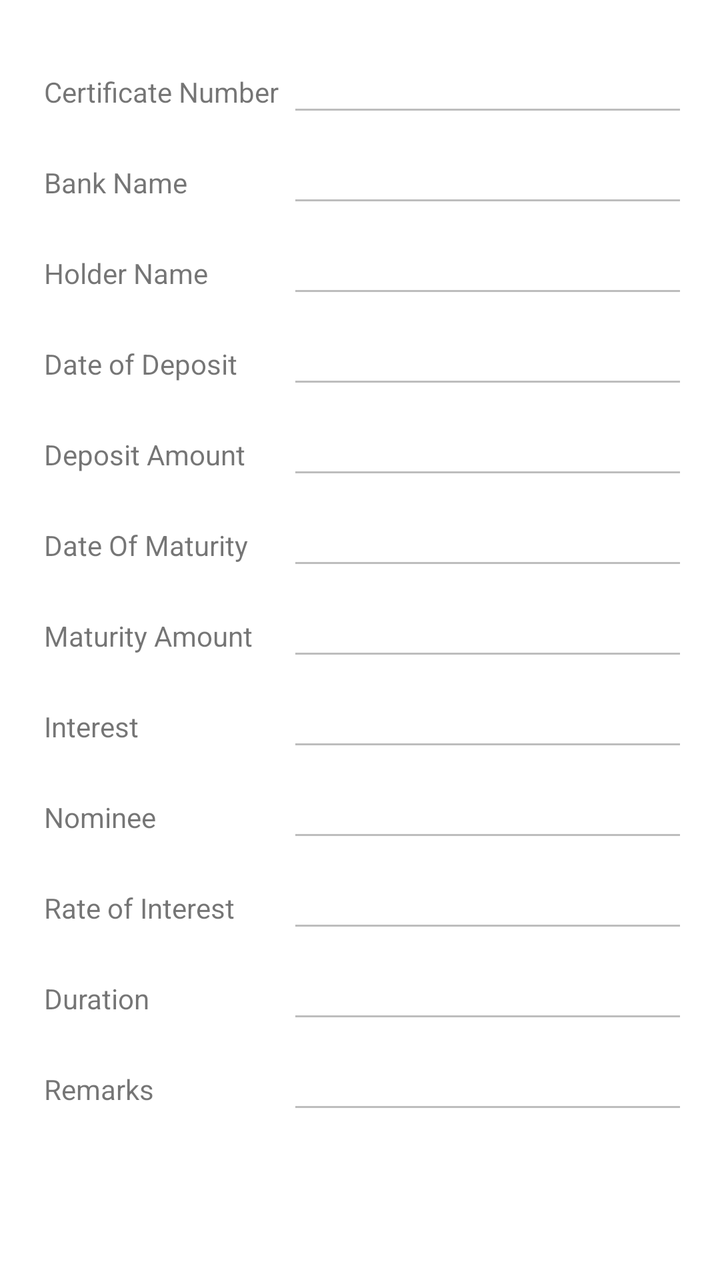
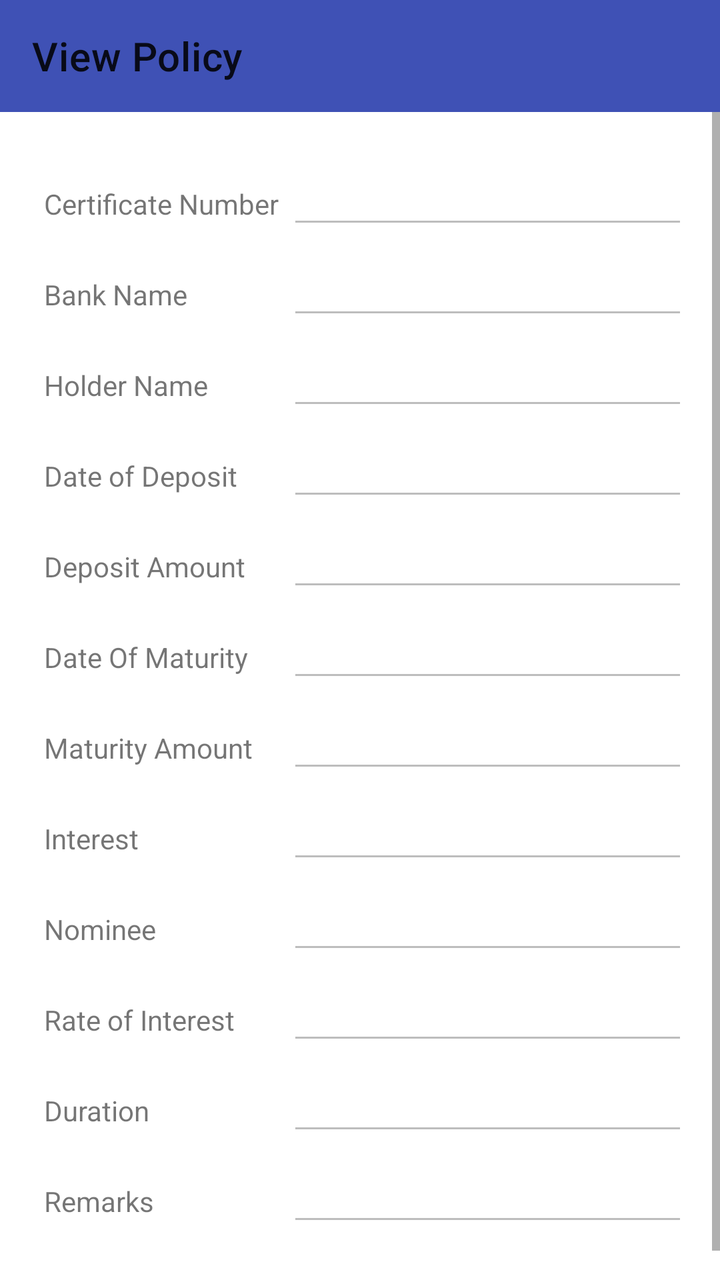

Two renders of the same Android screen: before a commit and after it. Below are the layout's source before the change and the commit's diff.
<!-- AndroidManifest.xml: application theme AppTheme -->
<!-- res/layout/activity_view_policy.xml -->
<?xml version="1.0" encoding="utf-8"?>

<LinearLayout xmlns:android="http://schemas.android.com/apk/res/android"
    xmlns:tools="http://schemas.android.com/tools"
    android:id="@+id/main"
    android:layout_width="match_parent"
    android:layout_height="match_parent"
    android:orientation="vertical"
    android:fitsSystemWindows="true"
    tools:context=".ViewPolicy">

    <ScrollView
        android:layout_width="match_parent"
        android:layout_height="0dp"
        android:layout_weight="1">

        <TableLayout
            android:layout_width="wrap_content"
            android:layout_height="wrap_content"
            android:layout_gravity="center_horizontal"
            android:layout_margin="20dp">

            <TableRow
                android:layout_width="match_parent"
                android:layout_height="match_parent"
                android:visibility="visible">


                <TextView

                    android:layout_width="wrap_content"
                    android:layout_height="wrap_content"
                    android:layout_margin="2dp"
                    android:text="Certificate Number"
                    android:visibility="visible" />

                <EditText
                    android:id="@+id/certificateNumber"
                    android:layout_width="wrap_content"
                    android:layout_height="wrap_content"
                    android:layout_margin="2dp"
                    android:ems="10"
                    android:enabled="false"
                    android:focusable="false"
                    android:textColor="#000"
                    android:inputType="textPersonName"
                    android:visibility="visible" />

            </TableRow>

            <TableRow
                android:layout_width="match_parent"
                android:layout_height="match_parent"
                android:visibility="visible">


                <TextView

                    android:layout_width="wrap_content"
                    android:layout_height="wrap_content"
                    android:layout_margin="2dp"
                    android:text="Bank Name"
                    android:visibility="visible" />

                <EditText
                    android:id="@+id/bankName"
                    android:layout_width="wrap_content"
                    android:layout_height="wrap_content"
                    android:layout_margin="2dp"
                    android:ems="10"
                    android:enabled="false"
                    android:focusable="false"
                    android:textColor="#000"
                    android:inputType="textPersonName"
                    android:visibility="visible" />

            </TableRow>

            <TableRow
                android:layout_width="match_parent"
                android:layout_height="match_parent"
                android:visibility="visible">


                <TextView
                    android:id="@+id/asdasd"
                    android:layout_width="wrap_content"
                    android:layout_height="wrap_content"
                    android:layout_margin="2dp"
                    android:text="Holder Name" />

                <EditText
                    android:id="@+id/holder"
                    android:layout_width="wrap_content"
                    android:layout_height="wrap_content"
                    android:layout_margin="2dp"
                    android:ems="10"
                    android:enabled="false"
                    android:focusable="false"
                    android:textColor="#000"
                    android:inputType="textPersonName" />

            </TableRow>

            <TableRow
                android:layout_width="match_parent"
                android:layout_height="match_parent"
                android:visibility="visible">


                <TextView
                    android:id="@+id/gfsgfg"
                    android:layout_width="wrap_content"
                    android:layout_height="wrap_content"
                    android:layout_margin="2dp"
                    android:text="Date of Deposit" />

                <EditText
                    android:id="@+id/dateOfDeposit"
                    android:layout_width="wrap_content"
                    android:layout_height="wrap_content"
                    android:layout_margin="2dp"
                    android:ems="10"
                    android:enabled="false"
                    android:focusable="false"
                    android:textColor="#000"
                    android:inputType="textPersonName" />

            </TableRow>

            <TableRow
                android:layout_width="match_parent"
                android:layout_height="match_parent"
                android:visibility="visible">


                <TextView

                    android:layout_width="wrap_content"
                    android:layout_height="wrap_content"
                    android:layout_margin="2dp"
                    android:text="Deposit Amount" />

                <EditText
                    android:id="@+id/depositAmount"
                    android:layout_width="wrap_content"
                    android:layout_height="wrap_content"
                    android:layout_margin="2dp"
                    android:ems="10"
                    android:enabled="false"
                    android:focusable="false"
                    android:textColor="#000"
                    android:inputType="number" />

            </TableRow>

            <TableRow
                android:layout_width="match_parent"
                android:layout_height="match_parent">


                <TextView

                    android:layout_width="wrap_content"
                    android:layout_height="wrap_content"
                    android:layout_margin="2dp"
                    android:text="Date Of Maturity" />

                <EditText
                    android:id="@+id/dateOfMaturity"
                    android:layout_width="wrap_content"
                    android:layout_height="wrap_content"
                    android:layout_margin="2dp"
                    android:ems="10"
                    android:focusable="false"
                    android:enabled="false"
                    android:textColor="#000"
                    android:inputType="textPersonName" />

            </TableRow>

            <TableRow
                android:layout_width="match_parent"
                android:layout_height="match_parent">


                <TextView

                    android:layout_width="wrap_content"
                    android:layout_height="wrap_content"
                    android:layout_margin="2dp"
                    android:text="Maturity Amount" />

                <EditText
                    android:id="@+id/maturityAmount"
                    android:layout_width="wrap_content"
                    android:layout_height="wrap_content"
                    android:layout_margin="2dp"
                    android:ems="10"
                    android:enabled="false"
                    android:focusable="false"
                    android:textColor="#000"
                    android:inputType="number" />

            </TableRow>

            <TableRow
                android:layout_width="match_parent"
                android:layout_height="match_parent">


                <TextView

                    android:layout_width="wrap_content"
                    android:layout_height="wrap_content"
                    android:layout_margin="2dp"
                    android:text="Interest" />

                <EditText
                    android:id="@+id/interest"
                    android:layout_width="wrap_content"
                    android:layout_height="wrap_content"
                    android:layout_margin="2dp"
                    android:ems="10"
                    android:textColor="#000"
                    android:enabled="false"
                    android:focusable="false"
                    android:inputType="number" />

            </TableRow>

            <TableRow
                android:layout_width="match_parent"
                android:layout_height="match_parent">


                <TextView

                    android:layout_width="wrap_content"
                    android:layout_height="wrap_content"
                    android:layout_margin="2dp"
                    android:text="Nominee" />

                <EditText
                    android:id="@+id/nominee"
                    android:layout_width="wrap_content"
                    android:layout_height="wrap_content"
                    android:layout_margin="2dp"
                    android:ems="10"
                    android:enabled="false"
                    android:focusable="false"
                    android:textColor="#000"
                    android:inputType="textPersonName" />

            </TableRow>

            <TableRow
                android:layout_width="match_parent"
                android:layout_height="match_parent">


                <TextView

                    android:layout_width="wrap_content"
                    android:layout_height="wrap_content"
                    android:layout_margin="2dp"
                    android:text="Rate of Interest" />

                <EditText
                    android:id="@+id/rateOfInterest"
                    android:layout_width="wrap_content"
                    android:layout_height="wrap_content"
                    android:layout_margin="2dp"
                    android:ems="10"
                    android:enabled="false"
                    android:focusable="false"
                    android:textColor="#000"
                    android:inputType="numberDecimal" />

            </TableRow>

            <TableRow
                android:layout_width="match_parent"
                android:layout_height="match_parent">


                <TextView

                    android:layout_width="wrap_content"
                    android:layout_height="wrap_content"
                    android:layout_margin="2dp"
                    android:text="Duration" />

                <EditText
                    android:id="@+id/durationInt"
                    android:layout_width="wrap_content"
                    android:layout_height="wrap_content"
                    android:layout_margin="2dp"
                    android:ems="10"
                    android:enabled="false"
                    android:textColor="#000"
                    android:focusable="false"
                    android:inputType="numberDecimal" />

            </TableRow>

            <TableRow
                android:layout_width="match_parent"
                android:layout_height="match_parent"
                android:layout_marginBottom="35dp">


                <TextView

                    android:layout_width="wrap_content"
                    android:layout_height="wrap_content"
                    android:layout_margin="2dp"
                    android:text="Remarks" />

                <EditText
                    android:id="@+id/remarks"
                    android:layout_width="wrap_content"
                    android:layout_height="wrap_content"
                    android:layout_margin="2dp"
                    android:ems="10"
                    android:enabled="false"
                    android:textColor="#000"

                    android:focusable="false"
                    android:inputType="textPersonName" />

            </TableRow>

        </TableLayout>

    </ScrollView>

    <Button
        android:id="@+id/save"
        android:layout_width="match_parent"
        android:layout_height="wrap_content"
        android:visibility="gone"
        android:text="Save Policy" />

</LinearLayout>
<!-- resources referenced by this layout -->
<resources>
  <style name="AppTheme" parent="Theme.MaterialComponents.Light.DarkActionBar">
          <item name="colorPrimary">@color/colorPrimary</item>
          <item name="colorPrimaryVariant">@color/colorPrimaryDark</item>
          <item name="colorOnPrimary">@color/white</item>
          <item name="colorSecondary">@color/colorAccent</item>
          <item name="colorSecondaryVariant">@color/colorPrimaryDark</item>
          <item name="colorOnSecondary">@color/white</item>
          <item name="android:statusBarColor">?attr/colorPrimaryVariant</item>
      </style>
  <color name="colorPrimary">#3F51B5</color>
  <color name="colorPrimaryDark">#303F9F</color>
  <color name="white">#FFFFFFFF</color>
  <color name="colorAccent">#3F51B5</color>
</resources>

<!-- the commit's change to res/layout/activity_view_policy.xml (unified diff, before → after) -->
@@ -1,13 +1,21 @@
 <?xml version="1.0" encoding="utf-8"?>
 
 <LinearLayout xmlns:android="http://schemas.android.com/apk/res/android"
+    xmlns:app="http://schemas.android.com/apk/res-auto"
     xmlns:tools="http://schemas.android.com/tools"
     android:id="@+id/main"
     android:layout_width="match_parent"
     android:layout_height="match_parent"
     android:orientation="vertical"
-    android:fitsSystemWindows="true"
     tools:context=".ViewPolicy">
+
+    <androidx.appcompat.widget.Toolbar
+        android:id="@+id/toolbar"
+        android:layout_width="match_parent"
+        android:layout_height="?attr/actionBarSize"
+        android:background="?attr/colorPrimary"
+        app:title="View Policy"
+        app:popupTheme="@style/AppTheme.PopupOverlay" />
 
     <ScrollView
         android:layout_width="match_parent"
<!-- resource entries referenced after the edit -->
@@ -1,5 +1,6 @@
 <!-- resources referenced by this layout -->
 <resources>
+  <style name="AppTheme.PopupOverlay" parent="ThemeOverlay.AppCompat.Light" />
   <style name="AppTheme" parent="Theme.MaterialComponents.Light.DarkActionBar">
           <item name="colorPrimary">@color/colorPrimary</item>
           <item name="colorPrimaryVariant">@color/colorPrimaryDark</item>
